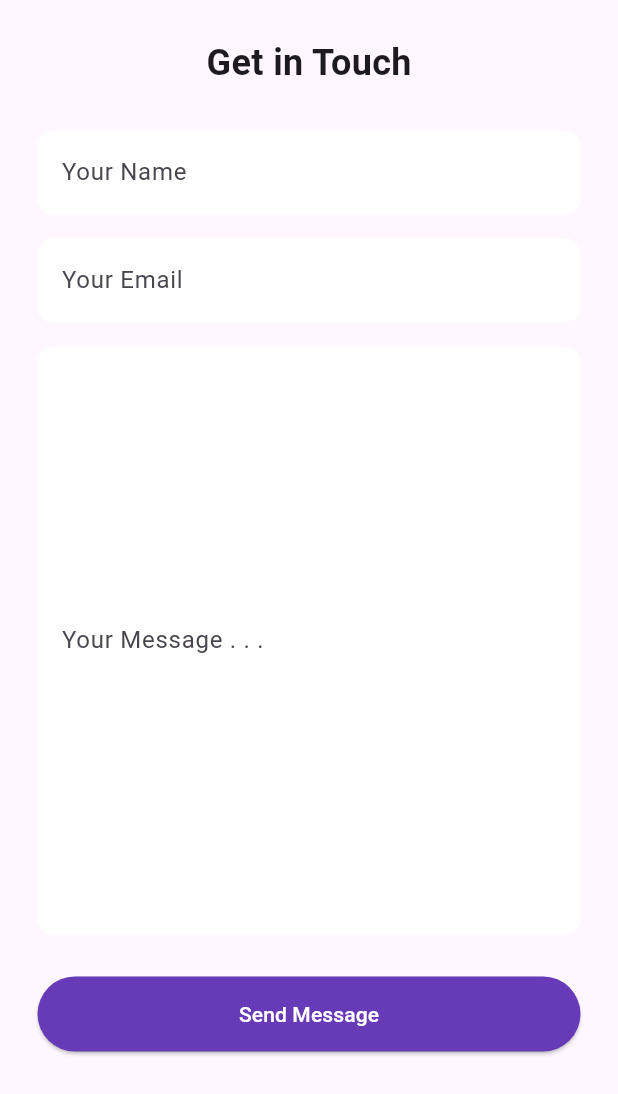
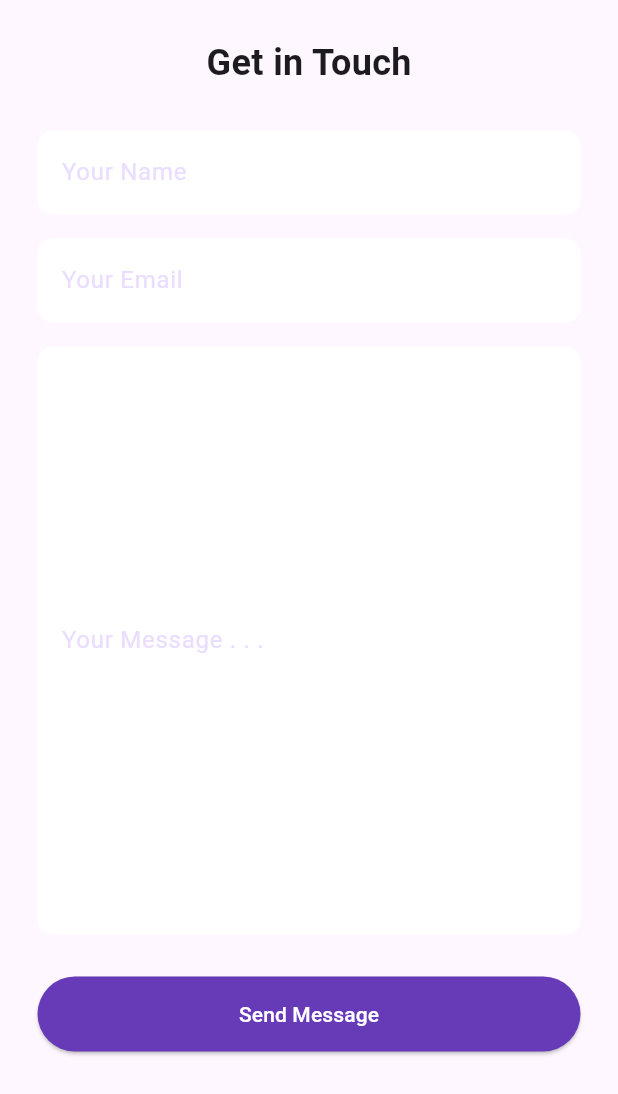
Before and after one commit to azmanbarraquias/flutter_web_portfolio_azman, a Flutter app: the ContactSection widget shown alone on an empty page, opened directly, on a phone screen of 412 x 824 dp. Shown: the top 1094 px of the screen. Run offline on Flutter 3.47's test engine with Material 3 defaults, Android fonts, the light colour scheme and no system bars; our stand-ins replace flutter_svg; missing offline and left inert: dart:js_interop; network calls fail; statements that could not run were skipped.

Commit message:
fix form text color not visible in color

```diff
--- a/lib/widgets/contact_section.dart
+++ b/lib/widgets/contact_section.dart
@@ -70,7 +70,11 @@ class _ContactSectionState extends State<ContactSection> {
             SizedBox(height: 20),
             _buildTextField(_nameController, "Your Name"),
             _buildTextField(_emailController, "Your Email", email: true),
-            _buildTextField(_messageController, "Your Message . . .", maxLines: 15),
+            _buildTextField(
+              _messageController,
+              "Your Message . . .",
+              maxLines: 15,
+            ),
             SizedBox(height: 20),
             Container(
               width: double.infinity,
@@ -104,11 +108,16 @@ class _ContactSectionState extends State<ContactSection> {
       padding: EdgeInsets.symmetric(vertical: 8),
       child: TextFormField(
         controller: controller,
+        style: TextStyle(color: CustomColor.scaffoldBg),
         keyboardType: email ? TextInputType.emailAddress : TextInputType.text,
         autovalidateMode: AutovalidateMode.onUserInteraction,
         decoration: InputDecoration(
           labelText: label,
           fillColor: Colors.white,
+          labelStyle: TextStyle(
+            color: Theme.of(context).colorScheme.primaryContainer,
+          ),
+          // Changes label color to blue
           floatingLabelBehavior: FloatingLabelBehavior.never,
           filled: true,
           border: OutlineInputBorder(
```
